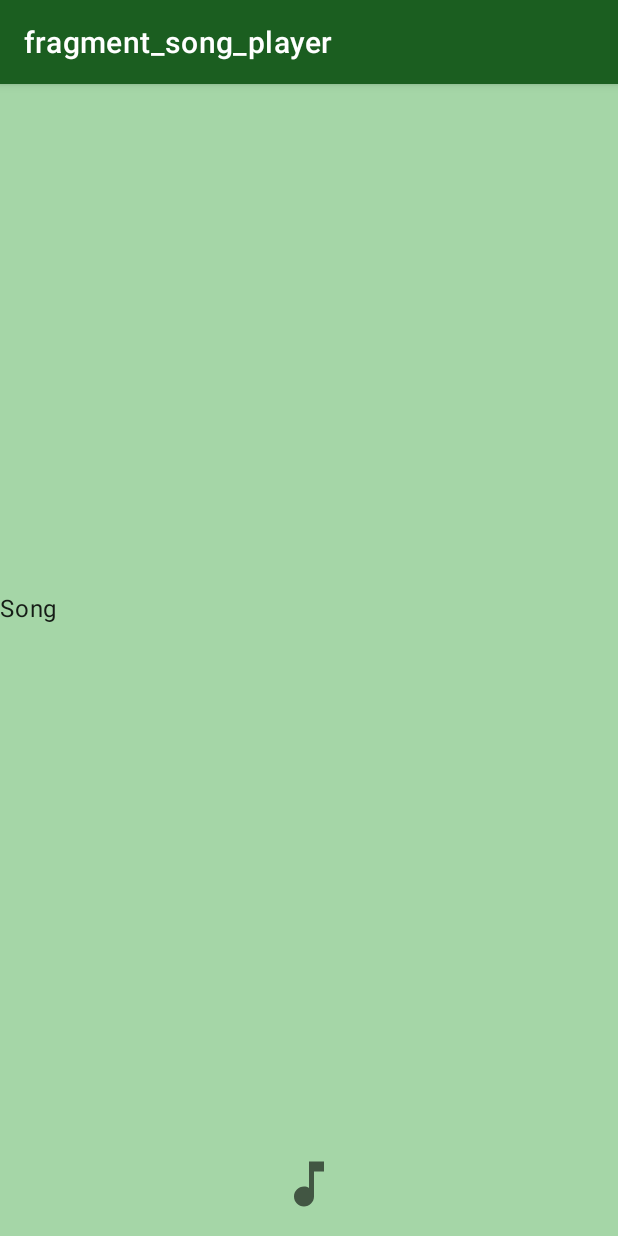
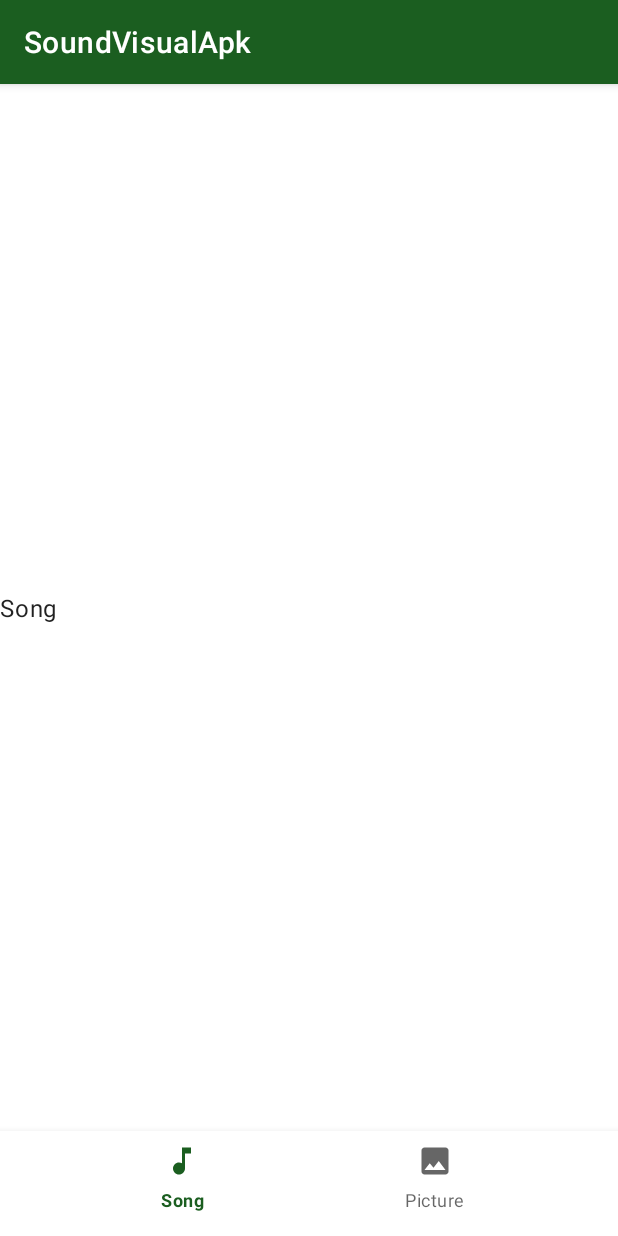
Before and after one commit to mertdogan12/SoundVisualApk, an Android app: the MainActivity screen opened directly, with no data from a screen before it, on a phone screen of 412 x 824 dp. Run offline under Robolectric (Android 15) with nearby library versions, the phone set to English and light mode, and no system bars; our stand-ins replace navigation-ui.

Commit message:
UI Update - working

```diff
--- a/app/build.gradle
+++ b/app/build.gradle
@@ -27,6 +27,15 @@ android {
     buildFeatures {
         viewBinding = true
     }
+
+    compileOptions {
+        sourceCompatibility JavaVersion.VERSION_1_8
+        targetCompatibility JavaVersion.VERSION_1_8
+    }
+
+    kotlinOptions {
+        jvmTarget = JavaVersion.VERSION_1_8.toString()
+    }
 }
 
 dependencies {
--- a/app/src/main/java/de/mert/soundvisualapk/MainActivity.kt
+++ b/app/src/main/java/de/mert/soundvisualapk/MainActivity.kt
@@ -2,11 +2,9 @@ package de.mert.soundvisualapk
 
 import androidx.appcompat.app.AppCompatActivity
 import android.os.Bundle
-import android.view.View
 import androidx.navigation.NavController
-import androidx.navigation.findNavController
 import androidx.navigation.fragment.NavHostFragment
-import androidx.navigation.ui.setupActionBarWithNavController
+import androidx.navigation.ui.setupWithNavController
 import de.mert.soundvisualapk.databinding.ActivityMainBinding
 
 class MainActivity : AppCompatActivity() {
@@ -27,18 +25,6 @@ class MainActivity : AppCompatActivity() {
         navController = navHostFragment.navController
 
         // Make sure actions in the ActionBar get propagated to the NavController
-        setupActionBarWithNavController(navController)
-
-        binding.menuSong.setOnClickListener { perfAction(it)  }
+        binding.bottomNavigation.setupWithNavController(navController)
     }
-
-    override fun onSupportNavigateUp(): Boolean {
-        return navController.navigateUp() || super.onSupportNavigateUp()
-    }
-
-    private fun perfAction(view: View) {
-        val action = SongPlayerDirections.actionSongPlayerToPictureFragment()
-        view.findNavController().navigate(action)
-    }
-
 }
--- a/app/src/main/res/layout/activity_main.xml
+++ b/app/src/main/res/layout/activity_main.xml
@@ -5,8 +5,16 @@
     xmlns:tools="http://schemas.android.com/tools"
     android:layout_width="match_parent"
     android:layout_height="match_parent"
-    tools:context=".MainActivity"
-    android:background="?attr/colorPrimaryVariant">
+    tools:context=".MainActivity">
+
+
+    <com.google.android.material.bottomnavigation.BottomNavigationView
+        android:id="@+id/bottom_navigation"
+        android:layout_width="match_parent"
+        android:layout_height="70dp"
+        app:layout_constraintBottom_toBottomOf="parent"
+        app:layout_constraintStart_toStartOf="parent"
+        app:menu="@menu/bottom_menu" />
 
     <androidx.fragment.app.FragmentContainerView
         android:id="@+id/nav_host_fragment"
@@ -15,21 +23,11 @@
         android:layout_height="match_parent"
         app:defaultNavHost="true"
         android:layout_marginBottom="70dp"
-        app:layout_constraintBottom_toBottomOf="parent"
+        app:layout_constraintBottom_toTopOf="@+id/bottom_navigation"
         app:layout_constraintEnd_toEndOf="parent"
         app:layout_constraintStart_toStartOf="parent"
         app:layout_constraintTop_toTopOf="parent"
         app:navGraph="@navigation/nav_graph" />
 
-    <ImageView
-        android:id="@+id/menu_song"
-        android:layout_width="40dp"
-        android:layout_height="40dp"
-        android:src="@drawable/ic_baseline_music_note_24"
-        app:layout_constraintStart_toStartOf="parent"
-        app:layout_constraintTop_toBottomOf="@+id/nav_host_fragment"
-        app:layout_constraintEnd_toEndOf="parent"
-        app:layout_constraintBottom_toBottomOf="parent"
-        android:contentDescription="@string/menu_music" />
 
 </androidx.constraintlayout.widget.ConstraintLayout>
--- /dev/null
+++ b/app/src/main/res/menu/bottom_menu.xml
@@ -0,0 +1,12 @@
+<?xml version="1.0" encoding="utf-8"?>
+<menu xmlns:android="http://schemas.android.com/apk/res/android">
+
+    <item
+        android:id="@+id/songPlayer"
+        android:title="@string/song"
+        android:icon="@drawable/ic_baseline_music_note_24" />
+    <item
+        android:id="@+id/pictureFragment"
+        android:title="@string/picture"
+        android:icon="@drawable/ic_baseline_image_24" />
+</menu>
--- a/app/src/main/res/navigation/nav_graph.xml
+++ b/app/src/main/res/navigation/nav_graph.xml
@@ -8,18 +8,10 @@
         android:id="@+id/songPlayer"
         android:name="de.mert.soundvisualapk.SongPlayer"
         android:label="fragment_song_player"
-        tools:layout="@layout/fragment_song_player" >
-        <action
-            android:id="@+id/action_songPlayer_to_pictureFragment"
-            app:destination="@id/pictureFragment" />
-    </fragment>
+        tools:layout="@layout/fragment_song_player" />
     <fragment
         android:id="@+id/pictureFragment"
         android:name="de.mert.soundvisualapk.PictureFragment"
         android:label="fragment_picture"
-        tools:layout="@layout/fragment_picture" >
-        <action
-            android:id="@+id/action_pictureFragment_to_songPlayer"
-            app:destination="@id/songPlayer" />
-    </fragment>
+        tools:layout="@layout/fragment_picture" />
 </navigation>
--- a/app/src/main/res/values-night/themes.xml
+++ b/app/src/main/res/values-night/themes.xml
@@ -19,5 +19,7 @@
         <item name="textInputStyle">@style/Widget.SoundVisualApk.Text</item>
         <!-- Text View -->
         <item name="android:textViewStyle">@style/Widget.SoundVisualApk.Text</item>
+        <!-- ToolBar -->
+        <item name="toolbarStyle">@style/Widget.SoundVisualApk.ToolBar</item>
     </style>
 </resources>
--- a/app/src/main/res/values/colors.xml
+++ b/app/src/main/res/values/colors.xml
@@ -11,7 +11,7 @@
     <color name="teal_700">#FF018786</color>
     <color name="black">#212121</color>
     <color name="black_light">#484848</color>
-    <color name="black_dark">#484848</color>
+    <color name="black_dark">#000</color>
     <color name="white">#FFFFFFFF</color>
 
     <color name="green">#1B5E20</color>
--- a/app/src/main/res/values/strings.xml
+++ b/app/src/main/res/values/strings.xml
@@ -8,4 +8,5 @@
     <string name="picture_navigator">Picture Navigator</string>
     <string name="menu_music">Menu Music</string>
     <string name="song">Song</string>
+    <string name="picture">Picture</string>
 </resources>
--- a/app/src/main/res/values/styles.xml
+++ b/app/src/main/res/values/styles.xml
@@ -1,10 +1,14 @@
 <resources>
-    <!-- Base application theme. -->
+    <!-- Text -->
     <style name="Widget.SoundVisualApk.Text" parent="Widget.MaterialComponents.TextView">
-        <!-- Customize your theme here. -->
         <item name="android:minHeight">48dp</item>
         <item name="android:gravity">center_vertical</item>
         <item name="android:textAppearance">?attr/textAppearanceBody1</item>
     </style>
 
+    <!-- Status Bar -->
+    <style name="Widget.SoundVisualApk.ToolBar" parent="Widget.MaterialComponents.Toolbar">
+        <item name="android:background">?attr/colorPrimary</item>
+    </style>
+
 </resources>
--- a/app/src/main/res/values/themes.xml
+++ b/app/src/main/res/values/themes.xml
@@ -19,5 +19,7 @@
         <item name="textInputStyle">@style/Widget.SoundVisualApk.Text</item>
         <!-- Text View -->
         <item name="android:textViewStyle">@style/Widget.SoundVisualApk.Text</item>
+        <!-- ToolBar -->
+        <item name="toolbarStyle">@style/Widget.SoundVisualApk.ToolBar</item>
     </style>
 </resources>
```
